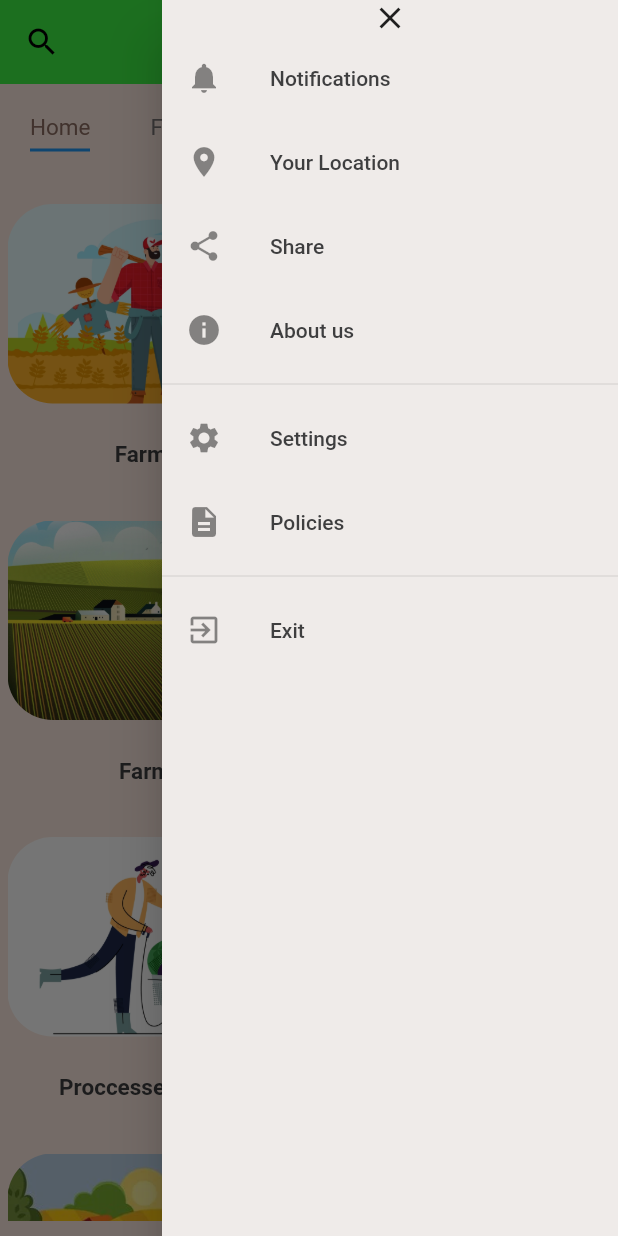
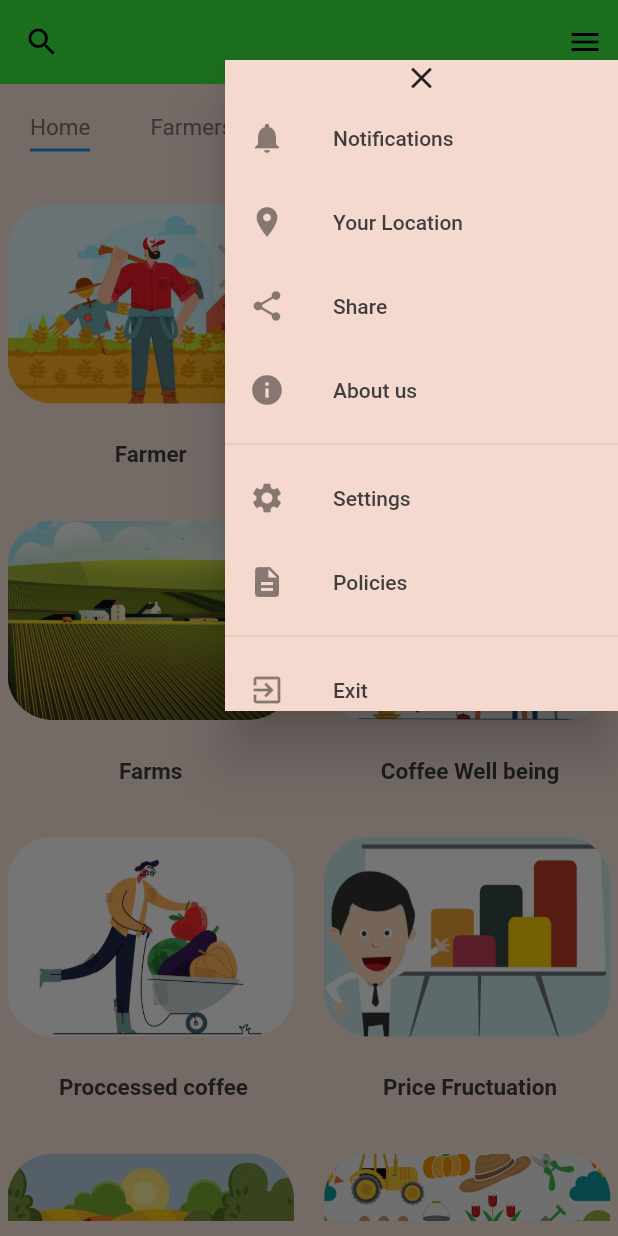
Before and after one commit to Bamwesigye-Calvin-Kiiza/easycoffee, a Flutter app: the HomeScreen screen opened directly, with the side drawer open, on a phone screen of 412 x 824 dp. Run offline on Flutter 3.47's test engine with Material 2 defaults, Android fonts, the phone set to English and light mode, and no system bars; our stand-ins replace awesome_snackbar_content, cloud_firestore, dio, firebase_auth, firebase_core, firebase_storage and 4 more; missing offline and left inert: flutter_google_places, google_api_headers, google_maps_webservice; accounts and stored records are empty.

```diff
--- a/easy_coffee_copy/easy_coffee_copy_1/lib/screens/home/menu_bar.dart
+++ b/easy_coffee_copy/easy_coffee_copy_1/lib/screens/home/menu_bar.dart
@@ -1,5 +1,6 @@
 import 'package:flutter/material.dart';
 import 'package:easy_coffee_copy_1/map.dart';
+
 class NavBar extends StatefulWidget {
   @override
   _NavBarState createState() => _NavBarState();
@@ -12,7 +13,11 @@ class _NavBarState extends State<NavBar> {
         data: Theme.of(context).copyWith(
           canvasColor: Colors.brown[50],
         ),
+        child: Padding(
+          padding: EdgeInsets.only(top: 40, bottom: 350),
           child: Drawer(
+            backgroundColor: Color.fromARGB(255, 245, 217, 206),
+            width: MediaQuery.of(context).size.width - 150,
             child: Column(
               children: [
                 Builder(
@@ -31,9 +36,11 @@ class _NavBarState extends State<NavBar> {
                 ListTile(
                   leading: Icon(Icons.location_on),
                   title: Text('Your Location'),
-                onTap: () => Navigator.of(context).push(MaterialPageRoute(builder: (BuildContext context){
+                  onTap: () => Navigator.of(context).push(
+                    MaterialPageRoute(builder: (BuildContext context) {
                       return MapScreen();
-                }),),
+                    }),
+                  ),
                 ),
                 ListTile(
                   leading: Icon(Icons.share),
@@ -64,6 +71,7 @@ class _NavBarState extends State<NavBar> {
                 ),
               ],
             ),
+          ),
         ));
   }
 }
--- a/easy_coffee_copy/easy_coffee_copy_1/lib/screens/home/search_bar.dart
+++ b/easy_coffee_copy/easy_coffee_copy_1/lib/screens/home/search_bar.dart
@@ -3,10 +3,12 @@ import 'package:flutter/material.dart';
 import '../../components/farmers.dart';
 
 class CustomSearchDelegate extends SearchDelegate {
+
   List<Product> searchTerms = products;
   @override
   List<Widget> buildActions(BuildContext context) {
     return [
+
       IconButton(
           onPressed: () {
             query = '';
@@ -37,6 +39,7 @@ class CustomSearchDelegate extends SearchDelegate {
       itemBuilder: (context, index) {
         var result = matchQuery[index];
         return ListTile(
+
           contentPadding: EdgeInsets.all(8.0),
           leading: Image.asset(result.image),
           title: Text(result.title),
```
Lines whose indentation alone changed are shown as unchanged.
